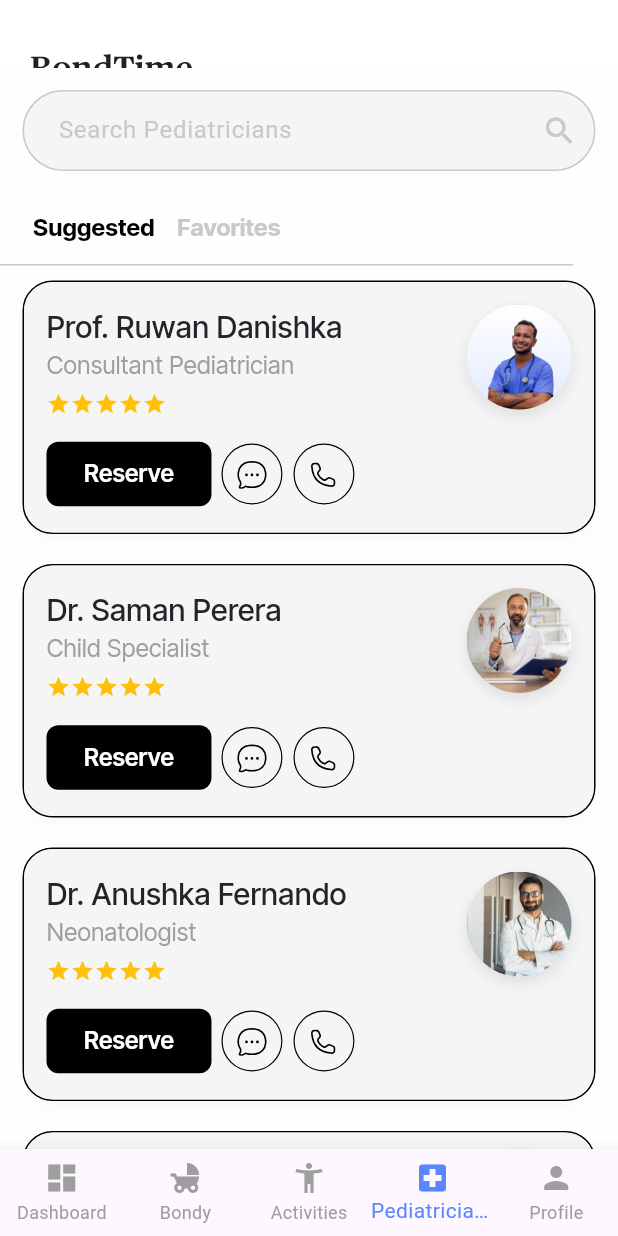
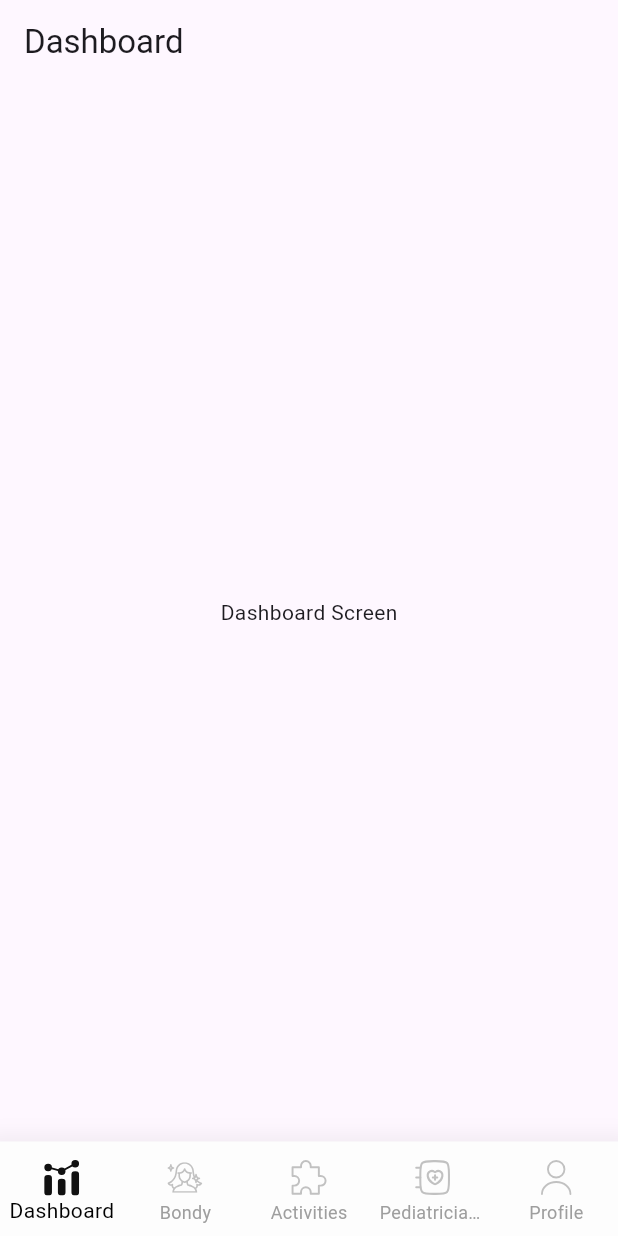
Before and after one commit to BondTime-New/Bondtime-App, a Flutter app: the screen it shows after launch, on a phone screen of 412 x 824 dp. Run offline on Flutter 3.47's test engine with Material 3 defaults, Android fonts, the phone set to English and light mode, and no system bars; our stand-ins replace flutter_svg, logger.

Commit message:
feat: Replace bottom navigation bar with functional implementation
- Replaced existing bottom navigation bar with a fully functional version.
- Ensured correct item selection and navigation handling.
- Fixed duplicate bottom navigation bar issue on the Pediatricians screen.
- Resolved deprecated `withOpacity()` warning by using `.withAlpha((0.05 * 255).toInt())` for color precision.
- Improved overall navigation responsiveness and stability.

```diff
--- a/lib/main.dart
+++ b/lib/main.dart
@@ -1,7 +1,7 @@
 import 'package:flutter/material.dart';
 import 'package:provider/provider.dart';
-import 'screens/pediatrician_list_screen.dart';
-import 'providers/favorites_provider.dart'; // Make sure the path is correct
+import 'screens/main_screen.dart'; // ✅ Update this import
+import 'providers/favorites_provider.dart';
 
 void main() {
   runApp(
@@ -20,7 +20,7 @@ class BondTimeApp extends StatelessWidget {
     return MaterialApp(
       title: 'BondTime',
       theme: ThemeData(primarySwatch: Colors.blue),
-      home: PediatricianListScreen(),
+      home: MainScreen(), // ✅ Use MainScreen instead
     );
   }
 }
--- /dev/null
+++ b/lib/screens/activities_screen.dart
@@ -0,0 +1,13 @@
+import 'package:flutter/material.dart';
+
+class ActivitiesScreen extends StatelessWidget {
+  const ActivitiesScreen({super.key});
+
+  @override
+  Widget build(BuildContext context) {
+    return Scaffold(
+      appBar: AppBar(title: Text('Activities')),
+      body: Center(child: Text('Activities Screen')),
+    );
+  }
+}
--- /dev/null
+++ b/lib/screens/bondy_screen.dart
@@ -0,0 +1,13 @@
+import 'package:flutter/material.dart';
+
+class BondyScreen extends StatelessWidget {
+  const BondyScreen({super.key});
+
+  @override
+  Widget build(BuildContext context) {
+    return Scaffold(
+      appBar: AppBar(title: Text('Bondy')),
+      body: Center(child: Text('Bondy Screen')),
+    );
+  }
+}
--- /dev/null
+++ b/lib/screens/dashboard_screen.dart
@@ -0,0 +1,13 @@
+import 'package:flutter/material.dart';
+
+class DashboardScreen extends StatelessWidget {
+  const DashboardScreen({super.key});
+
+  @override
+  Widget build(BuildContext context) {
+    return Scaffold(
+      appBar: AppBar(title: Text('Dashboard')),
+      body: Center(child: Text('Dashboard Screen')),
+    );
+  }
+}
--- /dev/null
+++ b/lib/screens/main_screen.dart
@@ -0,0 +1,45 @@
+import 'package:flutter/material.dart';
+import '../widgets/custom_bottom_navigation_bar.dart';
+import 'dashboard_screen.dart';
+import 'bondy_screen.dart';
+import 'activities_screen.dart';
+import 'pediatrician_list_screen.dart';
+import 'profile_screen.dart';
+
+class MainScreen extends StatefulWidget {
+  const MainScreen({super.key});
+
+  @override
+  State<MainScreen> createState() => _MainScreenState();
+}
+
+class _MainScreenState extends State<MainScreen> {
+  int _selectedIndex = 0;
+
+  // 🔹 List of screens for each tab
+  final List<Widget> _screens = [
+    DashboardScreen(),
+    BondyScreen(),
+    ActivitiesScreen(),
+    PediatricianListScreen(),
+    ProfileScreen(),
+  ];
+
+  // 🔹 Function to handle tab selection
+  void _onItemTapped(int index) {
+    setState(() {
+      _selectedIndex = index;
+    });
+  }
+
+  @override
+  Widget build(BuildContext context) {
+    return Scaffold(
+      body: _screens[_selectedIndex], // Show selected screen
+      bottomNavigationBar: CustomBottomNavigationBar(
+        currentIndex: _selectedIndex,
+        onItemTapped: _onItemTapped, // Pass function to handle navigation
+      ),
+    );
+  }
+}
--- a/lib/screens/pediatrician_detail_screen.dart
+++ b/lib/screens/pediatrician_detail_screen.dart
@@ -253,7 +253,10 @@ class _PediatricianDetailScreenState extends State<PediatricianDetailScreen> {
       ),
 
       // Bottom Navigation Bar (Fixed at the Bottom)
-      bottomNavigationBar: CustomBottomNavigationBar(currentIndex: 3),
+      bottomNavigationBar: CustomBottomNavigationBar(
+        currentIndex: 3,
+        onItemTapped: (index) {}, // ✅ Renamed from `int` to `index`
+      ),
     );
   }
 }
--- a/lib/screens/pediatrician_list_screen.dart
+++ b/lib/screens/pediatrician_list_screen.dart
@@ -6,7 +6,6 @@ import '../data/pediatricians.dart';
 import '../widgets/pediatrician_card.dart';
 import '../widgets/custom_search_bar.dart';
 import '../widgets/custom_app_bar.dart';
-import '../widgets/custom_bottom_navigation_bar.dart';
 
 var logger = Logger();
 
@@ -190,7 +189,6 @@ class PediatricianListScreenState extends State<PediatricianListScreen>
         ),
 
         // Bottom Navigation Bar (Fixed at the Bottom)
-        bottomNavigationBar: CustomBottomNavigationBar(currentIndex: 3),
       ),
     );
   }
--- /dev/null
+++ b/lib/screens/profile_screen.dart
@@ -0,0 +1,13 @@
+import 'package:flutter/material.dart';
+
+class ProfileScreen extends StatelessWidget {
+  const ProfileScreen({super.key});
+
+  @override
+  Widget build(BuildContext context) {
+    return Scaffold(
+      appBar: AppBar(title: Text('Profile')),
+      body: Center(child: Text('Profile Screen')),
+    );
+  }
+}
--- a/lib/widgets/custom_bottom_navigation_bar.dart
+++ b/lib/widgets/custom_bottom_navigation_bar.dart
@@ -1,36 +1,96 @@
 import 'package:flutter/material.dart';
+import 'package:flutter_svg/flutter_svg.dart';
 
 class CustomBottomNavigationBar extends StatelessWidget {
   final int currentIndex;
+  final Function(int) onItemTapped;
 
-  const CustomBottomNavigationBar({super.key, required this.currentIndex});
+  const CustomBottomNavigationBar({
+    super.key,
+    required this.currentIndex,
+    required this.onItemTapped,
+  });
 
   @override
   Widget build(BuildContext context) {
-    return BottomNavigationBar(
-      currentIndex: currentIndex, // Highlight the current tab
-      type: BottomNavigationBarType.fixed,
-      selectedItemColor: Color(0xFF5A87FE),
+    return Container(
+      padding: EdgeInsets.only(top: 5), // Added top padding for height
+      decoration: BoxDecoration(
+        color: Color(0xFFFDFDFD), // Background Color
+        boxShadow: [
+          BoxShadow(
+            color: Colors.black.withAlpha((0.05 * 255).toInt()), // 5% opacity
+            offset: Offset(0, 4), // X: 0, Y: 4
+            blurRadius: 9.3, // Blur
+            spreadRadius: 9, // Spread
+          ),
+        ],
+      ),
+      child: BottomNavigationBar(
+        backgroundColor:
+            Colors
+                .transparent, // Make it transparent to show the container color
+        currentIndex: currentIndex,
+        onTap: onItemTapped,
+        selectedItemColor: Colors.black,
         unselectedItemColor: Colors.grey,
+        showSelectedLabels: true,
+        showUnselectedLabels: true,
+        type: BottomNavigationBarType.fixed, // Ensure no shifting behavior
+        elevation: 0, // Remove shadow if any
         items: [
           BottomNavigationBarItem(
-          icon: Icon(Icons.dashboard),
+            icon: SvgPicture.asset(
+              currentIndex == 0
+                  ? 'assets/icons/dashboard_selected.svg'
+                  : 'assets/icons/dashboard.svg',
+              height: 24,
+              width: 24,
+            ),
             label: 'Dashboard',
           ),
           BottomNavigationBarItem(
-          icon: Icon(Icons.child_friendly),
+            icon: SvgPicture.asset(
+              currentIndex == 1
+                  ? 'assets/icons/bondy_selected.svg'
+                  : 'assets/icons/bondy.svg',
+              height: 24,
+              width: 24,
+            ),
             label: 'Bondy',
           ),
           BottomNavigationBarItem(
-          icon: Icon(Icons.accessibility_new),
+            icon: SvgPicture.asset(
+              currentIndex == 2
+                  ? 'assets/icons/activities_selected.svg'
+                  : 'assets/icons/activities.svg',
+              height: 24,
+              width: 24,
+            ),
             label: 'Activities',
           ),
           BottomNavigationBarItem(
-          icon: Icon(Icons.local_hospital),
+            icon: SvgPicture.asset(
+              currentIndex == 3
+                  ? 'assets/icons/pediatricians_selected.svg'
+                  : 'assets/icons/pediatricians.svg',
+              height: 24,
+              width: 24,
+            ),
             label: 'Pediatricians',
           ),
-        BottomNavigationBarItem(icon: Icon(Icons.person), label: 'Profile'),
+          BottomNavigationBarItem(
+            icon: SvgPicture.asset(
+              currentIndex == 4
+                  ? 'assets/icons/profile_selected.svg'
+                  : 'assets/icons/profile.svg',
+              height: 24,
+              width: 24,
+            ),
+            label: 'Profile',
+          ),
         ],
+      ),
     );
   }
 }
```
Also changed, not shown: pubspec.yaml (+10 -0 lines), assets/icons/activities.svg (added), assets/icons/activities_selected.svg (added), assets/icons/bondy.svg (added), assets/icons/bondy_selected.svg (added), assets/icons/dashboard.svg (added), assets/icons/dashboard_selected.svg (added), assets/icons/pediatricians.svg (added), assets/icons/pediatricians_selected.svg (added), assets/icons/profile.svg (added), assets/icons/profile_selected.svg (added). Lines whose indentation alone changed are shown as unchanged.
